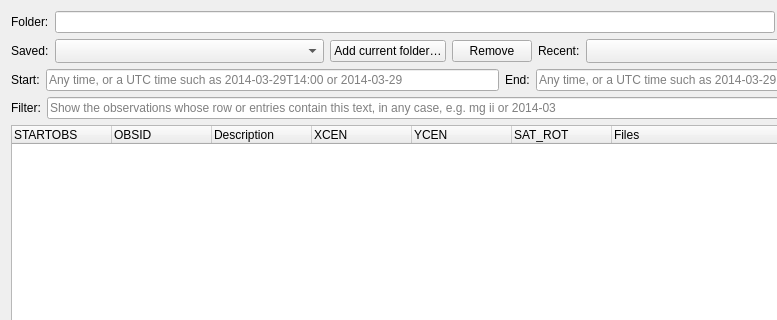
Qt form glue_solar/sources/loaders/iris_loader.ui (glue-viz/glue-solar) before a commit; both pictures show x 0 to 777 and y 0 to 320 of the 1000 by 650 pixel window.
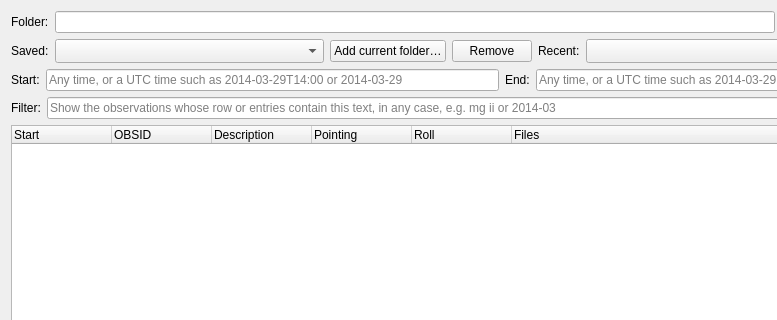
The same form after that commit.

Commit message: Label datasets by their window, observation start and scan, name results and light curves after them, and title the browser's columns in words

Patch:
```diff
--- a/glue_solar/sources/loaders/iris_loader.ui
+++ b/glue_solar/sources/loaders/iris_loader.ui
@@ -200,7 +200,7 @@
      </property>
      <column>
       <property name="text">
-       <string>STARTOBS</string>
+       <string>Start</string>
       </property>
      </column>
      <column>
@@ -215,17 +215,12 @@
      </column>
      <column>
       <property name="text">
-       <string>XCEN</string>
+       <string>Pointing</string>
       </property>
      </column>
      <column>
       <property name="text">
-       <string>YCEN</string>
-      </property>
-     </column>
-     <column>
-      <property name="text">
-       <string>SAT_ROT</string>
+       <string>Roll</string>
       </property>
      </column>
      <column>
```
The commit also changes 19 other files.
